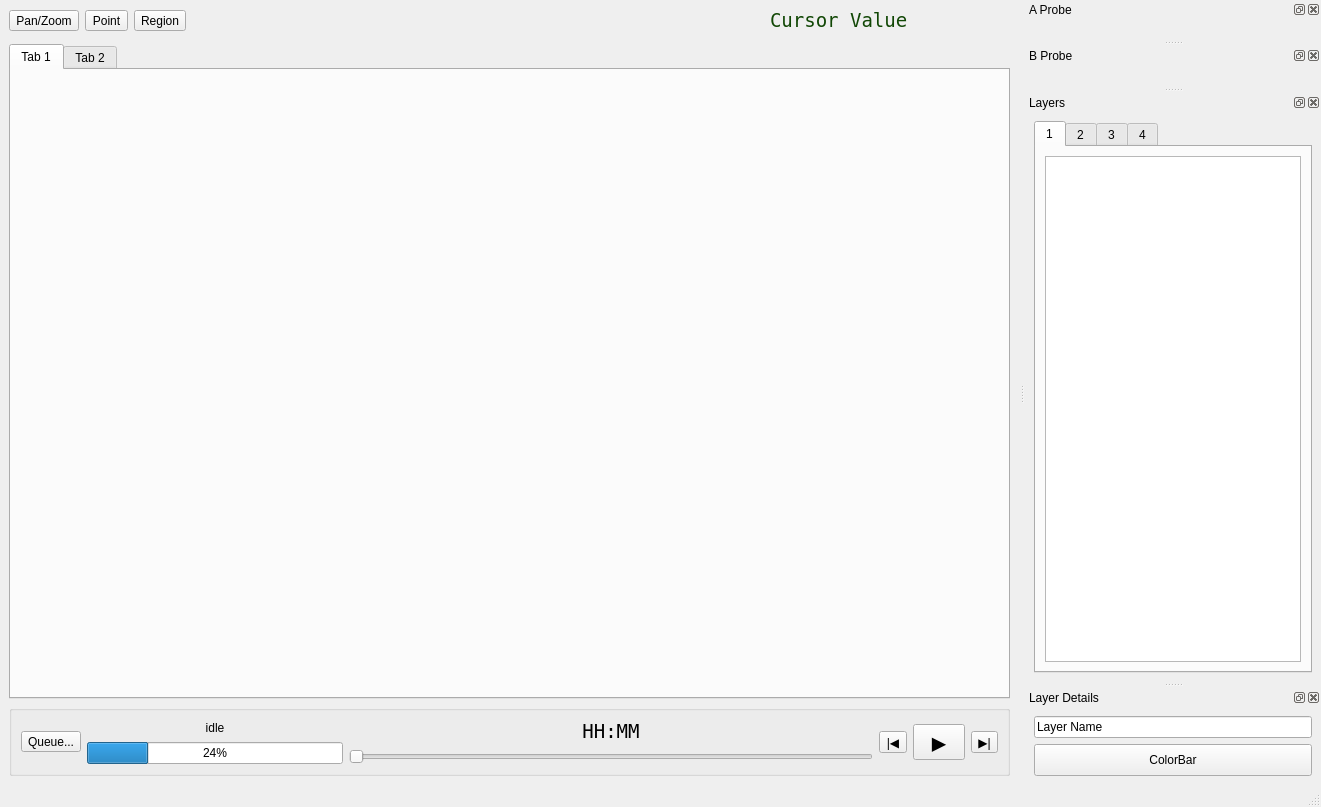
This is py/cspov/ui/pov_main.ui in ssec/sift as Qt 5 draws it before an edit. The edited form follows.
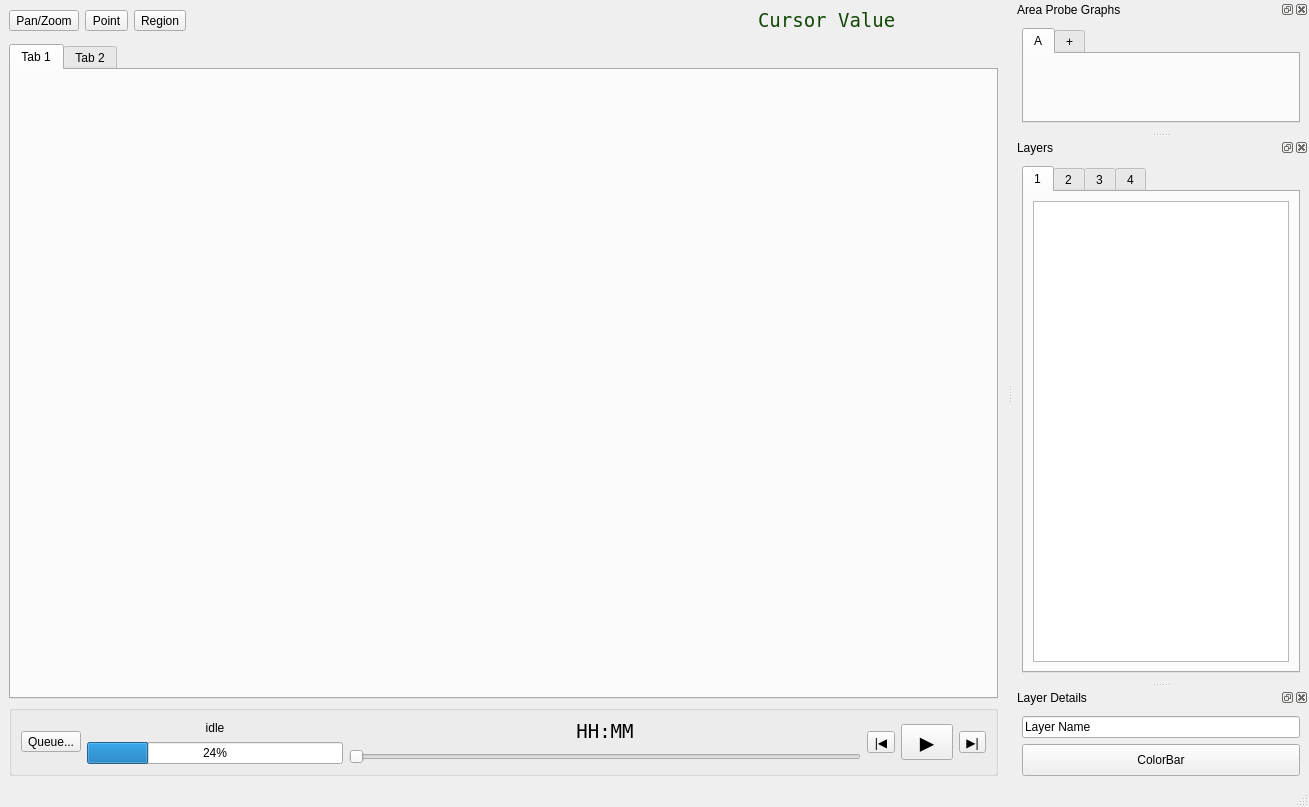
This is the edited form.

Commit message: initial redesign of area probe graph structure

The edit to the form file:
```diff
--- a/py/cspov/ui/pov_main.ui
+++ b/py/cspov/ui/pov_main.ui
@@ -6,7 +6,7 @@
    <rect>
     <x>0</x>
     <y>0</y>
-    <width>1321</width>
+    <width>1309</width>
     <height>807</height>
    </rect>
   </property>
@@ -328,21 +328,44 @@
   <widget class="QStatusBar" name="statusbar"/>
   <widget class="QDockWidget" name="probeAPane">
    <property name="windowTitle">
-    <string>A Probe</string>
+    <string>Area Probe Graphs</string>
    </property>
    <attribute name="dockWidgetArea">
     <number>2</number>
    </attribute>
-   <widget class="QWidget" name="probeAWidget"/>
-  </widget>
-  <widget class="QDockWidget" name="probeBPane">
-   <property name="windowTitle">
-    <string>B Probe</string>
-   </property>
-   <attribute name="dockWidgetArea">
-    <number>2</number>
-   </attribute>
-   <widget class="QWidget" name="probeBWidget"/>
+   <widget class="QWidget" name="probeWidget">
+    <property name="sizePolicy">
+     <sizepolicy hsizetype="Preferred" vsizetype="Preferred">
+      <horstretch>0</horstretch>
+      <verstretch>0</verstretch>
+     </sizepolicy>
+    </property>
+    <layout class="QVBoxLayout" name="verticalLayout_12">
+     <item>
+      <widget class="QTabWidget" name="probeTabWidget">
+       <property name="maximumSize">
+        <size>
+         <width>16777215</width>
+         <height>16777215</height>
+        </size>
+       </property>
+       <property name="currentIndex">
+        <number>0</number>
+       </property>
+       <widget class="QWidget" name="tab_A">
+        <attribute name="title">
+         <string>A</string>
+        </attribute>
+       </widget>
+       <widget class="QWidget" name="tab_plus">
+        <attribute name="title">
+         <string>+</string>
+        </attribute>
+       </widget>
+      </widget>
+     </item>
+    </layout>
+   </widget>
   </widget>
   <widget class="QDockWidget" name="layersPane">
    <property name="windowTitle">
```
Left out of the diff: 4 changed lines with no effect on the pictures. The commit also changes 3 other files.
